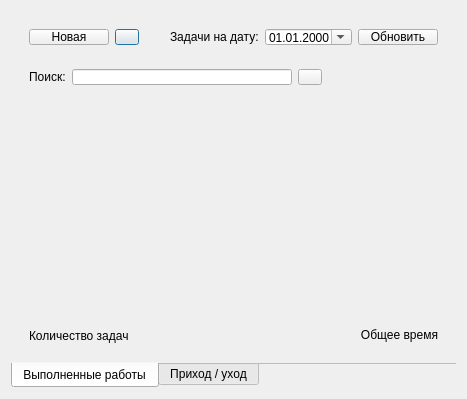
The window that gui/main_form.ui (vodchella/NoveltyAssistant) describes before a commit, drawn with Qt 5.
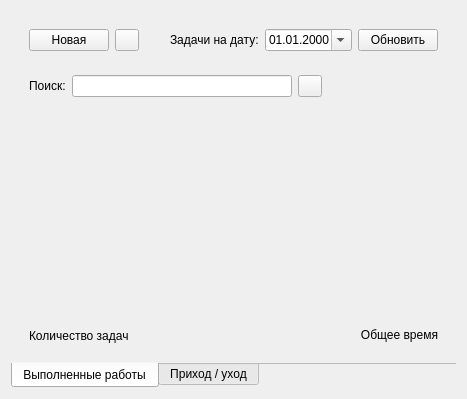
The same window after the commit. Icons and pictures are not drawn. Custom widgets are drawn as their Qt base class.

Commit message: На винде сплющились кнопки на форме. Откорректировал.

```diff
--- a/gui/main_form.ui
+++ b/gui/main_form.ui
@@ -87,13 +87,13 @@
          <property name="minimumSize">
           <size>
            <width>0</width>
-           <height>34</height>
+           <height>40</height>
           </size>
          </property>
          <property name="maximumSize">
           <size>
            <width>16777215</width>
-           <height>34</height>
+           <height>40</height>
           </size>
          </property>
          <property name="frameShape">
@@ -140,6 +140,9 @@
             <property name="shortcut">
              <string>Ctrl+F</string>
             </property>
+            <property name="autoDefault">
+             <bool>false</bool>
+            </property>
            </widget>
           </item>
           <item>
@@ -196,10 +199,16 @@
        </item>
        <item row="1" column="0">
         <widget class="QWidget" name="searchWidget" native="true">
+         <property name="minimumSize">
+          <size>
+           <width>0</width>
+           <height>40</height>
+          </size>
+         </property>
          <property name="maximumSize">
           <size>
            <width>16777215</width>
-           <height>34</height>
+           <height>40</height>
           </size>
          </property>
          <layout class="QHBoxLayout" name="horizontalLayout_3">
@@ -247,6 +256,9 @@
             <property name="shortcut">
              <string>Esc</string>
             </property>
+            <property name="autoDefault">
+             <bool>false</bool>
+            </property>
            </widget>
           </item>
           <item>
```
Left out of the diff: 10 changed lines with no effect on the pictures. The commit also changes 4 other files.
